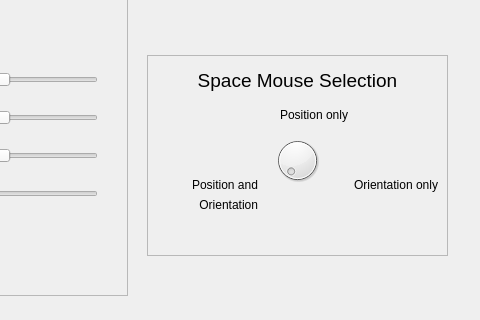
The window that libs/rqt_armcontrol/resource/rqt_armcontrol.ui (ORTHOPUS-EXPLORER/explorer_stack) describes before a commit, drawn with Qt 5; both pictures show x 543 to 1023 and y 95 to 415 of the 1023 by 820 pixel window.
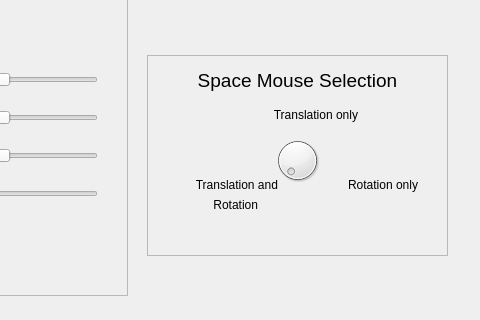
The same window after the commit.

The edit to the form file:
```diff
--- a/libs/rqt_armcontrol/resource/rqt_armcontrol.ui
+++ b/libs/rqt_armcontrol/resource/rqt_armcontrol.ui
@@ -376,14 +376,14 @@
    <widget class="QLabel" name="label_15">
     <property name="geometry">
      <rect>
-      <x>110</x>
+      <x>100</x>
       <y>50</y>
-      <width>91</width>
+      <width>111</width>
       <height>20</height>
      </rect>
     </property>
     <property name="text">
-     <string>Position only</string>
+     <string>Translation only</string>
     </property>
     <property name="alignment">
      <set>Qt::AlignRight|Qt::AlignTrailing|Qt::AlignVCenter</set>
@@ -394,12 +394,12 @@
      <rect>
       <x>170</x>
       <y>120</y>
-      <width>121</width>
+      <width>101</width>
       <height>20</height>
      </rect>
     </property>
     <property name="text">
-     <string>Orientation only</string>
+     <string>Rotation only</string>
     </property>
     <property name="alignment">
      <set>Qt::AlignRight|Qt::AlignTrailing|Qt::AlignVCenter</set>
@@ -410,12 +410,12 @@
      <rect>
       <x>20</x>
       <y>120</y>
-      <width>91</width>
+      <width>111</width>
       <height>20</height>
      </rect>
     </property>
     <property name="text">
-     <string>Position and</string>
+     <string>Translation and</string>
     </property>
     <property name="alignment">
      <set>Qt::AlignRight|Qt::AlignTrailing|Qt::AlignVCenter</set>
@@ -431,7 +431,7 @@
      </rect>
     </property>
     <property name="text">
-     <string>Orientation</string>
+     <string>Rotation</string>
     </property>
     <property name="alignment">
      <set>Qt::AlignRight|Qt::AlignTrailing|Qt::AlignVCenter</set>
```
